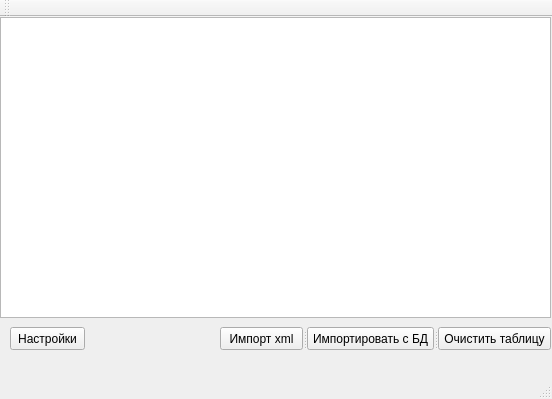
Above: qtTestTask/qtTestTask.ui from Akavadakadon/qtTestTask before the change. Below: the same form after it.
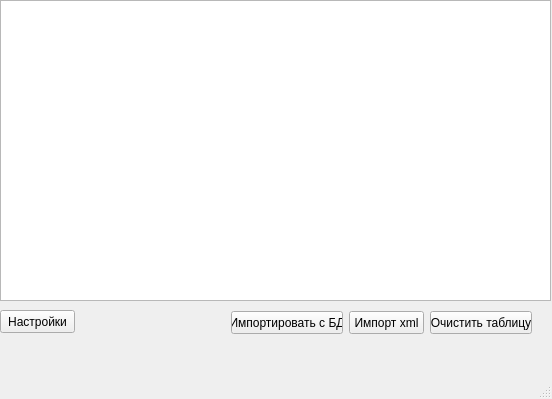
That is the form after the change.

Diff of the .ui file:
```diff
--- a/qtTestTask/qtTestTask.ui
+++ b/qtTestTask/qtTestTask.ui
@@ -27,7 +27,7 @@
    <widget class="QPushButton" name="pushButton_3">
     <property name="geometry">
      <rect>
-      <x>10</x>
+      <x>0</x>
       <y>310</y>
       <width>75</width>
       <height>23</height>
@@ -37,52 +37,45 @@
      <string>Настройки</string>
     </property>
    </widget>
-   <widget class="QSplitter" name="splitter">
-    <property name="geometry">
-     <rect>
-      <x>220</x>
-      <y>310</y>
-      <width>331</width>
-      <height>23</height>
-     </rect>
-    </property>
-    <property name="orientation">
-     <enum>Qt::Horizontal</enum>
-    </property>
     <widget class="QPushButton" name="pushButton_4">
+    <property name="geometry">
+     <rect>
+      <x>349</x>
+      <y>311</y>
+      <width>75</width>
+      <height>23</height>
+     </rect>
+    </property>
      <property name="text">
       <string>Импорт xml</string>
      </property>
     </widget>
-    <widget class="QPushButton" name="pushButton_2">
-     <property name="text">
-      <string>Импортировать c БД</string>
-     </property>
-    </widget>
     <widget class="QPushButton" name="pushButton">
+    <property name="geometry">
+     <rect>
+      <x>430</x>
+      <y>311</y>
+      <width>102</width>
+      <height>23</height>
+     </rect>
+    </property>
      <property name="text">
       <string>Очистить таблицу</string>
      </property>
     </widget>
-   </widget>
-  </widget>
-  <widget class="QMenuBar" name="menuBar">
+   <widget class="QPushButton" name="pushButton_2">
    <property name="geometry">
     <rect>
-     <x>0</x>
-     <y>0</y>
-     <width>552</width>
-     <height>21</height>
-    </rect>
-   </property>
-  </widget>
-  <widget class="QToolBar" name="mainToolBar">
-   <attribute name="toolBarArea">
-    <enum>TopToolBarArea</enum>
-   </attribute>
-   <attribute name="toolBarBreak">
-    <bool>false</bool>
-   </attribute>
+      <x>231</x>
+      <y>311</y>
+      <width>112</width>
+      <height>23</height>
+     </rect>
+    </property>
+    <property name="text">
+     <string>Импортировать c БД</string>
+    </property>
+   </widget>
   </widget>
   <widget class="QStatusBar" name="statusBar"/>
  </widget>
```
Lines whose indentation alone changed are shown as unchanged.
